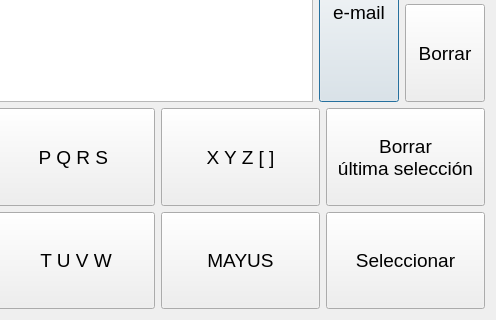
Qt form inputdialog.ui (Mandros7/EOG-Application) before a commit; both pictures show x 344 to 840 and y 136 to 456 of the 840 by 456 pixel window.
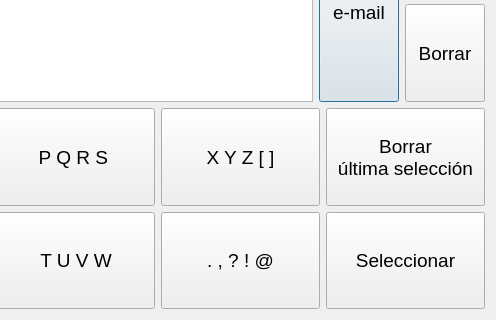
The same form after that commit.

```diff
--- a/inputdialog.ui
+++ b/inputdialog.ui
@@ -318,7 +318,7 @@
         </font>
        </property>
        <property name="text">
-        <string>MAYUS</string>
+        <string>. , ? ! @</string>
        </property>
       </widget>
      </item>
```
Left out of the diff: 2 changed lines with no effect on the pictures.
